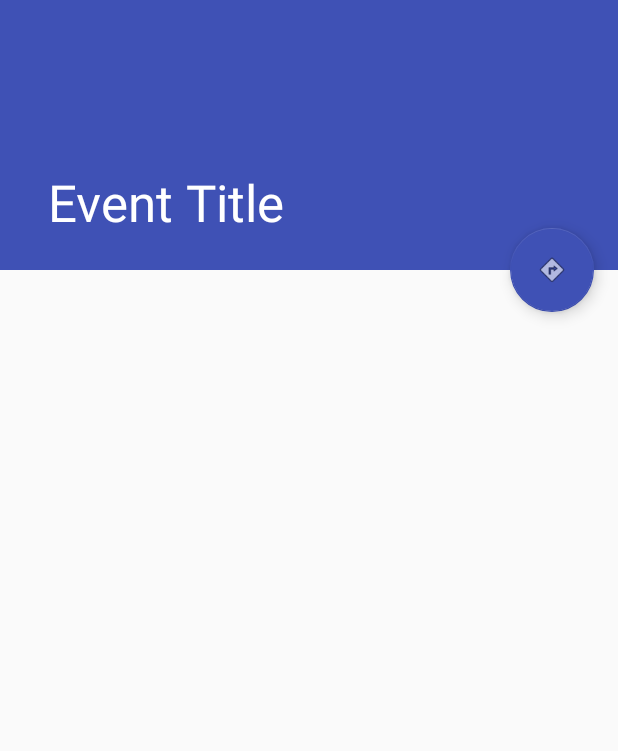
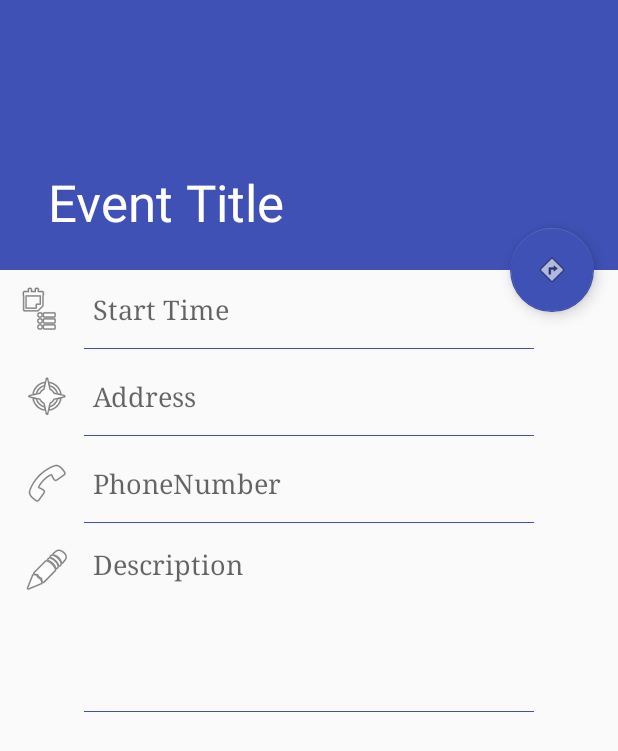
Before and after one commit to hardeepsingh07/Festivent, an Android app: the EventPage screen opened directly, with no data from a screen before it, on a phone screen of 412 x 824 dp. Shown: the top 751 px of the screen. Run offline under Robolectric (Android 15) with nearby library versions, the light colour scheme and no system bars.

Commit message:
Event Markers, Event page, full activity flow

```diff
--- a/app/src/main/java/com/example/adriene/festivent/EventPage.java
+++ b/app/src/main/java/com/example/adriene/festivent/EventPage.java
@@ -21,6 +21,7 @@ public class EventPage extends AppCompatActivity {
         setContentView(R.layout.activity_event_page);
         Toolbar toolbar = (Toolbar) findViewById(R.id.toolbar);
         toolbar.setTitle("Event Title");
+        toolbar.setSubtitle("Event Small Description");
         setSupportActionBar(toolbar);
 
         Intent i = getIntent();
--- a/app/src/main/java/com/example/adriene/festivent/Main.java
+++ b/app/src/main/java/com/example/adriene/festivent/Main.java
@@ -170,6 +170,8 @@ public class Main extends AppCompatActivity
 
                     //add to ArrayList Appropriately
                     addToRecentItems(primaryText, secondaryText);
+
+                    ac.setText("");
                 } else {
                     Toast.makeText(Main.this, "Please select a location", Toast.LENGTH_SHORT).show();
                 }
--- a/app/src/main/res/layout/content_event_page.xml
+++ b/app/src/main/res/layout/content_event_page.xml
@@ -4,7 +4,145 @@
     xmlns:tools="http://schemas.android.com/tools"
     xmlns:app="http://schemas.android.com/apk/res-auto"
     app:layout_behavior="@string/appbar_scrolling_view_behavior"
-    tools:showIn="@layout/activity_event_page" android:layout_width="match_parent"
-    android:layout_height="match_parent" tools:context="com.example.adriene.festivent.EventPage">
+    tools:showIn="@layout/activity_event_page"
+    android:layout_width="match_parent"
+    android:layout_height="match_parent"
+    tools:context="com.example.adriene.festivent.EventPage">
+
+    <RelativeLayout
+        android:layout_width="match_parent"
+        android:layout_height="match_parent">
+
+        <ImageView
+            android:id="@+id/imageTime"
+            android:layout_width="wrap_content"
+            android:layout_height="wrap_content"
+            android:src="@android:drawable/ic_menu_agenda"
+            android:layout_marginLeft="10dp"
+            android:layout_marginTop="10dp"/>
+
+        <TextView
+            android:layout_width="275dp"
+            android:layout_height="wrap_content"
+            android:textAppearance="?android:attr/textAppearanceMedium"
+            android:text="Start Time"
+            android:id="@+id/textTime"
+            android:layout_alignBottom="@+id/imageTime"
+            android:layout_toRightOf="@+id/imageTime"
+            android:layout_marginLeft="20dp"
+            android:layout_marginStart="20dp"
+            android:layout_alignTop="@+id/imageTime"
+            android:gravity="center_vertical"
+            android:textStyle="normal"
+            android:typeface="serif" />
+
+        <View
+            android:layout_width="300dp"
+            android:layout_height="0.5dp"
+            android:background="#3F51B5"
+            android:id="@+id/imageView"
+            android:layout_below="@+id/textTime"
+            android:layout_centerHorizontal="true"
+            android:layout_marginTop="10dp" />
+
+        <ImageView
+            android:id="@+id/imageView2"
+            android:layout_marginLeft="15dp"
+            android:layout_marginTop="15dp"
+            android:layout_width="wrap_content"
+            android:layout_height="wrap_content"
+            android:src="@android:drawable/ic_menu_compass"
+            android:layout_below="@+id/imageView"
+            android:layout_alignParentLeft="true"
+            android:layout_alignParentStart="true" />
+
+        <TextView
+            android:layout_width="275dp"
+            android:layout_height="wrap_content"
+            android:textAppearance="?android:attr/textAppearanceMedium"
+            android:text="Address"
+            android:id="@+id/textAddress"
+            android:gravity="center_vertical"
+            android:textStyle="normal"
+            android:typeface="serif"
+            android:layout_alignBottom="@+id/imageView2"
+            android:layout_alignLeft="@+id/textTime"
+            android:layout_alignStart="@+id/textTime"
+            android:layout_alignTop="@+id/imageView2" />
+
+        <View
+            android:layout_width="300dp"
+            android:layout_height="0.5dp"
+            android:background="#3F51B5"
+            android:id="@+id/imageView3"
+            android:layout_marginTop="10dp"
+            android:layout_below="@+id/textAddress"
+            android:layout_centerHorizontal="true" />
+
+        <ImageView
+            android:layout_width="wrap_content"
+            android:layout_height="wrap_content"
+            android:id="@+id/imageView4"
+            android:layout_marginTop="15dp"
+            android:src="@android:drawable/ic_menu_call"
+            android:layout_below="@+id/imageView3"
+            android:layout_alignLeft="@+id/imageView2"
+            android:layout_alignStart="@+id/imageView2" />
+
+        <TextView
+            android:layout_width="275dp"
+            android:layout_height="wrap_content"
+            android:textAppearance="?android:attr/textAppearanceMedium"
+            android:text="PhoneNumber"
+            android:id="@+id/textPhone"
+            android:gravity="center_vertical"
+            android:textStyle="normal"
+            android:typeface="serif"
+            android:layout_alignTop="@+id/imageView4"
+            android:layout_alignLeft="@+id/textAddress"
+            android:layout_alignStart="@+id/textAddress"
+            android:layout_alignBottom="@+id/imageView4" />
+
+        <View
+            android:layout_width="300dp"
+            android:layout_height="0.5dp"
+            android:background="#3F51B5"
+            android:id="@+id/imageView5"
+            android:layout_marginTop="10dp"
+            android:layout_below="@+id/textPhone"
+            android:layout_centerHorizontal="true" />
+
+        <ImageView
+            android:layout_width="wrap_content"
+            android:layout_height="wrap_content"
+            android:id="@+id/imageView6"
+            android:src="@android:drawable/ic_menu_edit"
+            android:layout_below="@+id/imageView5"
+            android:layout_alignLeft="@+id/imageView4"
+            android:layout_alignStart="@+id/imageView4"
+            android:layout_marginTop="15dp" />
+
+        <TextView
+            android:layout_width="275dp"
+            android:layout_height="100dp"
+            android:textAppearance="?android:attr/textAppearanceMedium"
+            android:text="Description"
+            android:id="@+id/textDescription"
+            android:textStyle="normal"
+            android:typeface="serif"
+            android:layout_alignTop="@+id/imageView6"
+            android:layout_alignLeft="@+id/textPhone"
+            android:layout_alignStart="@+id/textPhone" />
+
+        <View
+            android:layout_width="300dp"
+            android:layout_height="0.5dp"
+            android:background="#3F51B5"
+            android:id="@+id/imageView7"
+            android:layout_below="@+id/textDescription"
+            android:layout_centerHorizontal="true"
+            android:layout_marginTop="10dp" />
+
+    </RelativeLayout>
 
 </android.support.v4.widget.NestedScrollView>
--- a/app/src/main/res/layout/mapmarker.xml
+++ b/app/src/main/res/layout/mapmarker.xml
@@ -3,12 +3,13 @@
     xmlns:android="http://schemas.android.com/apk/res/android"
     android:layout_width="200dp"
     android:layout_height="wrap_content"
-    android:background="#00000000">
+    android:background="@android:color/transparent">
 
     <ImageView
         android:layout_width="50dp"
         android:layout_height="50dp"
         android:id="@+id/markerImage"
+        android:background="@android:color/transparent"
         android:layout_alignParentTop="true"
         android:layout_alignParentLeft="true"
         android:layout_alignParentStart="true"
@@ -20,6 +21,7 @@
         android:layout_height="wrap_content"
         android:textAppearance="?android:attr/textAppearanceMedium"
         android:text="markerTitle"
+        android:background="@android:color/transparent"
         android:id="@+id/markerTitle"
         android:typeface="serif"
         android:textColor="#3F51B5"
@@ -33,6 +35,7 @@
         android:layout_height="wrap_content"
         android:textAppearance="?android:attr/textAppearanceSmall"
         android:text="markerDes"
+        android:background="@android:color/transparent"
         android:id="@+id/marketDes"
         android:typeface="serif"
         android:textColor="#3F51B5"
@@ -46,6 +49,7 @@
         android:layout_height="wrap_content"
         android:textAppearance="?android:attr/textAppearanceSmall"
         android:text="0.0"
+        android:background="@android:color/transparent"
         android:id="@+id/markerDist"
         android:gravity="right"
         android:typeface="serif"
```
